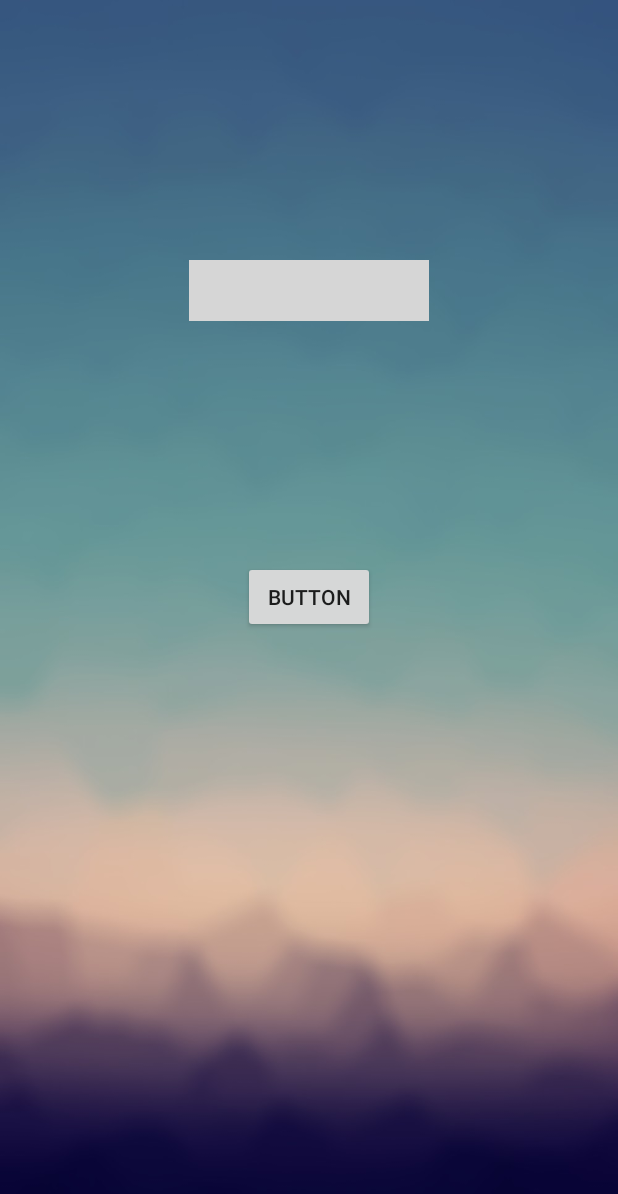
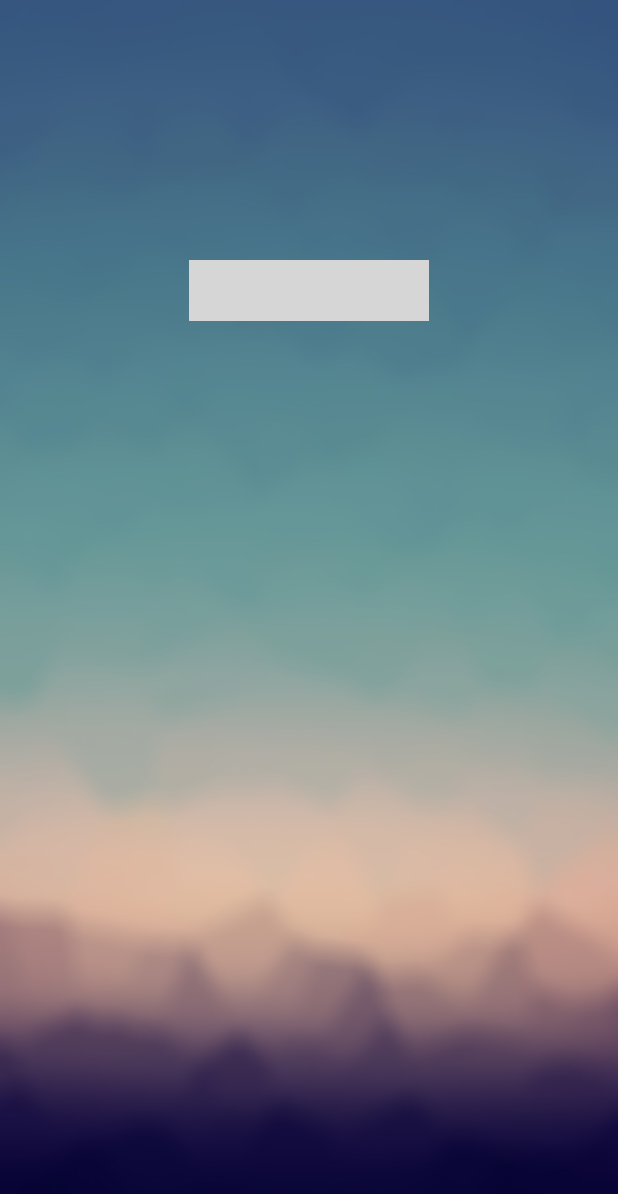
Before and after one commit to rbonnet13/OwlinOnePAE, an Android app: the LoginActivity screen opened directly, with no data from a screen before it, on a phone screen of 412 x 824 dp. Shown: the top 1194 px of the screen. Run offline under Robolectric (Android 15) with nearby library versions, the phone set to English and light mode, and no system bars; 6 statements that could not run were skipped; grey boxes are pictures that could not be loaded.

Commit message:
Correction de l'interface connexion réussie

```diff
--- a/app/src/main/res/layout/activity_login.xml
+++ b/app/src/main/res/layout/activity_login.xml
@@ -41,13 +41,4 @@
         android:layout_marginTop="44dp"
         android:layout_below="@+id/login_user"
         android:layout_centerHorizontal="true" />
-
-    <Button
-        android:id="@+id/btnLogout"
-        android:layout_width="wrap_content"
-        android:layout_height="wrap_content"
-        android:layout_below="@+id/message"
-        android:layout_centerHorizontal="true"
-        android:layout_marginTop="17dp"
-        android:text="Button" />
 </RelativeLayout>
```
